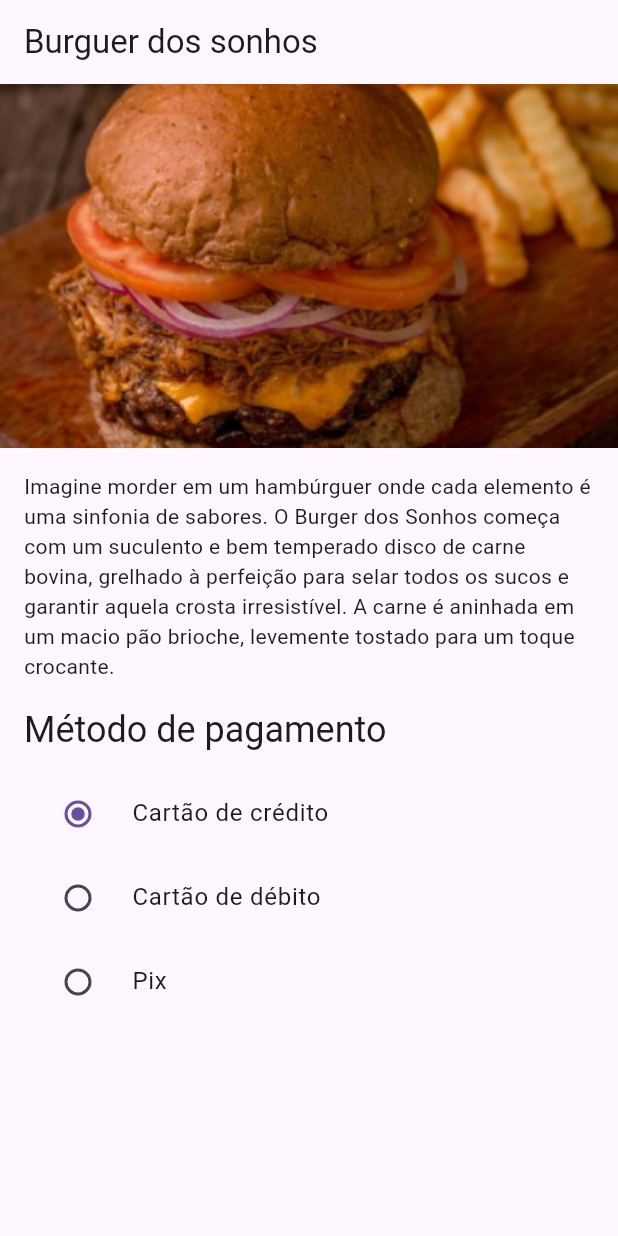
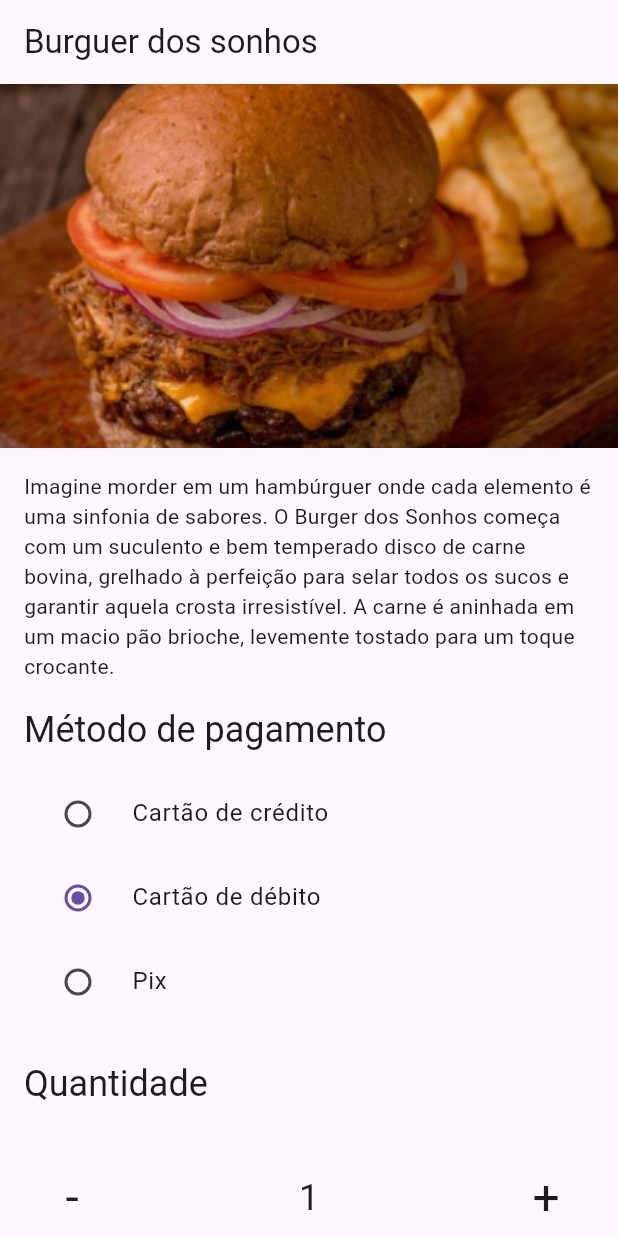
Before and after one commit to ProfessorAndersonChoren/appII_canoas_night, a Flutter app: the screen it shows after launch, after a tap on "Cartão de débito", on a phone screen of 412 x 824 dp. Run offline on Flutter 3.47's test engine with Material 3 defaults, Android fonts, the phone set to English and light mode, and no system bars; our stand-ins replace flutter_mobx, flutter_svg, mobx; generated files the repository leaves out were written again.

Commit message:
Projeto Sonho de hamburguer

```diff
--- a/burguer_dos_sonhos/lib/screens/home/components/payment_method.dart
+++ b/burguer_dos_sonhos/lib/screens/home/components/payment_method.dart
@@ -1,33 +1,43 @@
 import 'package:burguer_dos_sonhos/enums/payments.dart';
+import 'package:burguer_dos_sonhos/stores/payment_store.dart';
 import 'package:flutter/material.dart';
+import 'package:flutter_mobx/flutter_mobx.dart';
 
 class PaymentMethod extends StatelessWidget {
-  var _selected = Payments.creditCard;
+  final paymentStore = PaymentStore();
   PaymentMethod({super.key});
 
   @override
   Widget build(BuildContext context) {
+    return Observer(builder: (_) {
       return Column(
         children: [
           RadioListTile<Payments>(
             value: Payments.creditCard,
-          groupValue: _selected,
-          onChanged: (value) {},
+            groupValue: paymentStore.selected,
+            onChanged: (value) {
+              paymentStore.changePaymentMethod(value!);
+            },
             title: const Text('Cartão de crédito'),
           ),
           RadioListTile<Payments>(
             value: Payments.debitCard,
-          groupValue: _selected,
-          onChanged: (value) {},
+            groupValue: paymentStore.selected,
+            onChanged: (value) {
+              paymentStore.changePaymentMethod(value!);
+            },
             title: const Text('Cartão de débito'),
           ),
           RadioListTile<Payments>(
             value: Payments.pix,
-          groupValue: _selected,
-          onChanged: (value) {},
+            groupValue: paymentStore.selected,
+            onChanged: (value) {
+              paymentStore.changePaymentMethod(value!);
+            },
             title: const Text('Pix'),
           ),
         ],
       );
+    });
   }
 }
--- a/burguer_dos_sonhos/lib/screens/home/home_page.dart
+++ b/burguer_dos_sonhos/lib/screens/home/home_page.dart
@@ -1,8 +1,12 @@
 import 'package:burguer_dos_sonhos/screens/home/components/payment_method.dart';
+import 'package:burguer_dos_sonhos/stores/quantity_store.dart';
 import 'package:flutter/material.dart';
+import 'package:flutter_mobx/flutter_mobx.dart';
 
 class HomePage extends StatelessWidget {
-  const HomePage({super.key});
+  HomePage({super.key});
+
+  final quantityStore = QuantityStore();
 
   @override
   Widget build(BuildContext context) {
@@ -10,7 +14,7 @@ class HomePage extends StatelessWidget {
       appBar: AppBar(
         title: const Text('Burguer dos sonhos'),
       ),
-      body: Column(
+      body: ListView(
         children: [
           Image.asset(
             'assets/ic_hamburguer.jpg',
@@ -31,6 +35,41 @@ class HomePage extends StatelessWidget {
                 ),
                 const SizedBox(height: 12),
                 PaymentMethod(),
+                const SizedBox(height: 24),
+                Text(
+                  'Quantidade',
+                  style: Theme.of(context).textTheme.headlineSmall,
+                ),
+                const SizedBox(height: 32),
+                Row(
+                  mainAxisAlignment: MainAxisAlignment.spaceBetween,
+                  children: [
+                    TextButton(
+                      onPressed: () {
+                        quantityStore.decrement();
+                      },
+                      child: Text(
+                        '-',
+                        style: Theme.of(context).textTheme.headlineLarge,
+                      ),
+                    ),
+                    Observer(builder: (_) {
+                      return Text(
+                        quantityStore.quantity,
+                        style: Theme.of(context).textTheme.headlineSmall,
+                      );
+                    }),
+                    TextButton(
+                      onPressed: () {
+                        quantityStore.increment();
+                      },
+                      child: Text(
+                        '+',
+                        style: Theme.of(context).textTheme.headlineLarge,
+                      ),
+                    ),
+                  ],
+                ),
               ],
             ),
           ),
--- a/burguer_dos_sonhos/lib/stores/payment_store.dart
+++ b/burguer_dos_sonhos/lib/stores/payment_store.dart
@@ -1,3 +1,4 @@
+import 'package:burguer_dos_sonhos/enums/payments.dart';
 import 'package:mobx/mobx.dart';
 
 part 'payment_store.g.dart';
@@ -5,5 +6,13 @@ part 'payment_store.g.dart';
 class PaymentStore = PaymentStoreBase with _$PaymentStore;
 
 abstract class PaymentStoreBase with Store {
+  @observable
+  Payments _selected = Payments.creditCard;
 
+  @action
+  void changePaymentMethod(Payments value) {
+    _selected = value;
+  }
+
+  Payments get selected => _selected;
 }
```
Also changed, not shown: burguer_dos_sonhos/lib/stores/quantity_store.dart (added, +18 -0 lines), burguer_dos_sonhos/lib/stores/payment_store.g.dart (added), burguer_dos_sonhos/lib/stores/quantity_store.g.dart (added), burguer_dos_sonhos/pubspec.lock. Lines whose indentation alone changed are shown as unchanged.
